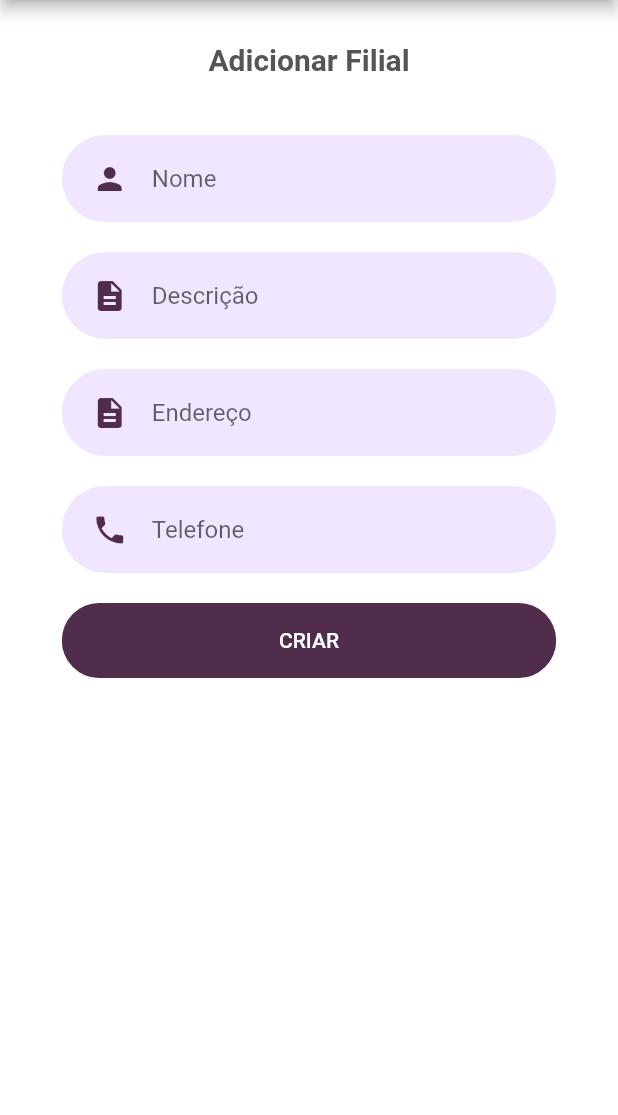
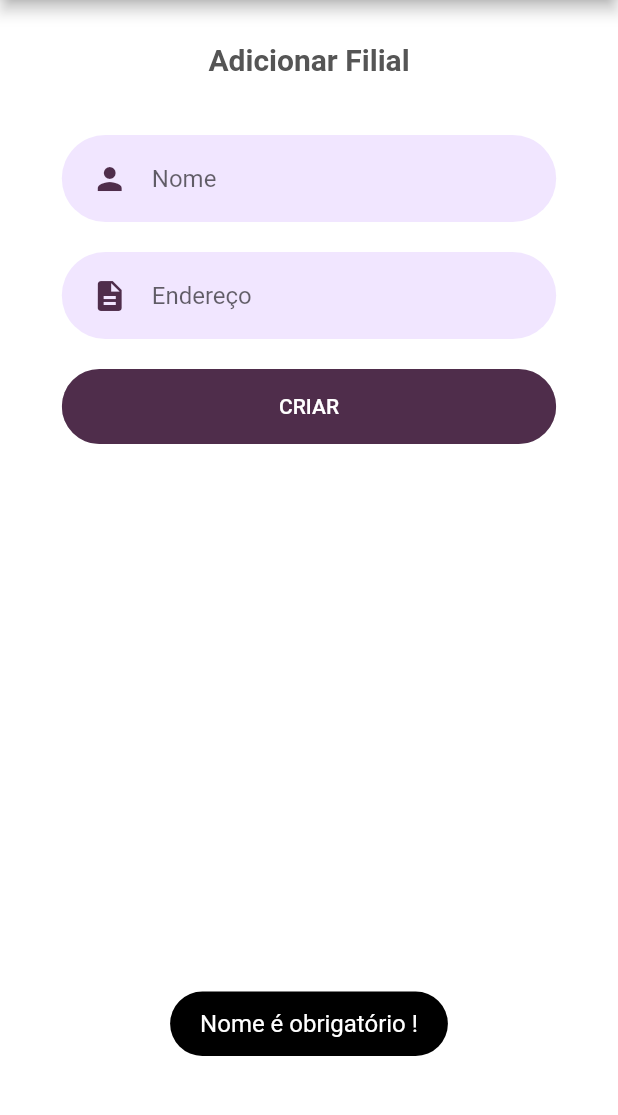
Before and after one commit to mathbonato/gastrics_mobile, a Flutter app: the BranchCreate screen opened directly, after a tap on "CRIAR", on a phone screen of 412 x 824 dp, the part 84-1199 px from its top. Run offline on Flutter 3.47's test engine with Material 2 defaults, Android fonts, the phone set to English and light mode, and no system bars; our stand-ins replace fl_chart, flutter_datetime_picker, fluttertoast, get, google_fonts, modal_bottom_sheet and 1 more; missing offline and left inert: dart:ffi; accounts and stored records are empty.

Commit message:
Create branch page working

```diff
--- a/lib/modules/branch_create/branch_create_page.dart
+++ b/lib/modules/branch_create/branch_create_page.dart
@@ -1,8 +1,15 @@
 import 'package:flutter/material.dart';
+import 'package:fluttertoast/fluttertoast.dart';
+import 'package:get/get.dart';
 import 'package:glp_manager_mobile/components/notification_bell.dart';
 import 'package:glp_manager_mobile/components/rounded_button.dart';
 import 'package:glp_manager_mobile/components/rounded_input_field.dart';
+import 'package:glp_manager_mobile/controllers/BranchController.dart';
+import 'package:glp_manager_mobile/models/Branch.dart';
+import 'package:glp_manager_mobile/modules/branch_list/branch_list_page.dart';
 import 'package:glp_manager_mobile/shared/themes/appcollors.dart';
+import 'package:glp_manager_mobile/models/my-globals.dart' as globals;
+
 
 class BranchCreate extends StatefulWidget {
   const BranchCreate({Key? key}) : super(key: key);
@@ -12,6 +19,61 @@ class BranchCreate extends StatefulWidget {
 }
 
 class _BranchCreateState extends State<BranchCreate> {
+  final branchController = BranchController();
+
+  TextEditingController name = TextEditingController();
+  TextEditingController address = TextEditingController();
+  TextEditingController alert = TextEditingController();
+
+  onChangeName(String value) {
+    name.text = value;
+  }
+
+  onChangeAddress(String value) {
+    address.text = value;
+  }
+
+  Future createBranch() async {
+    if(name.text == "") {
+      alert.text = "Nome é obrigatório !";
+    }
+    else if(address.text == "") {
+      alert.text = "Endereço é obrigatório !";
+    }
+    else {
+      Branch branch = Branch(
+        "",
+        name.text,
+        address.text,
+        []
+      );
+
+      var result = await branchController.postBranch(
+        globals.company!.id,
+        branch
+      );
+
+      if(result != null) {
+        alert.text = "";
+        Get.to(const BranchList());
+      }
+      else {
+        alert.text = "Erro ao cadastrar";
+      }
+    }
+
+    if (alert.text != "") {
+      Fluttertoast.showToast(
+        msg: alert.text,
+        toastLength: Toast.LENGTH_SHORT,
+        timeInSecForIosWeb: 5,
+        backgroundColor: Colors.black,
+        textColor: Colors.white,
+        fontSize: 16.0,
+      );
+    }
+  }
+
   @override
   Widget build(BuildContext context) {
     return Scaffold(
@@ -40,26 +102,16 @@ class _BranchCreateState extends State<BranchCreate> {
               children: <Widget>[
                 RoundedInputField(
                   hintText: "Nome",
-                  onChanged: (value) {},
-                ),
-                RoundedInputField(
-                  icon: Icons.description,
-                  hintText: "Descrição",
-                  onChanged: (value) {},
+                  onChanged: onChangeName,
                 ),
                 RoundedInputField(
                   icon: Icons.description,
                   hintText: "Endereço",
-                  onChanged: (value) {},
-                ),
-                RoundedInputField(
-                  icon: Icons.phone,
-                  hintText: "Telefone",
-                  onChanged: (value) {},
+                  onChanged: onChangeAddress,
                 ),
                 RoundedButton(
                   text: "CRIAR",
-                  press: () {},
+                  press: createBranch,
                 ),
               ],
             ),
```
Also changed, not shown: lib/controllers/BranchController.dart (+7 -1 lines).
